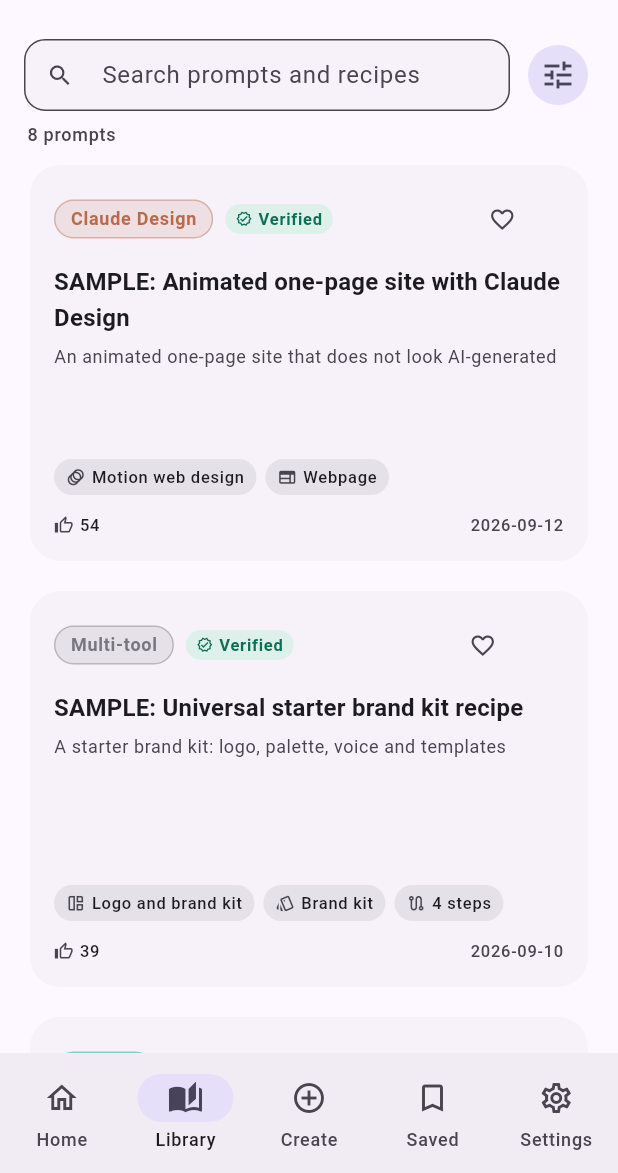
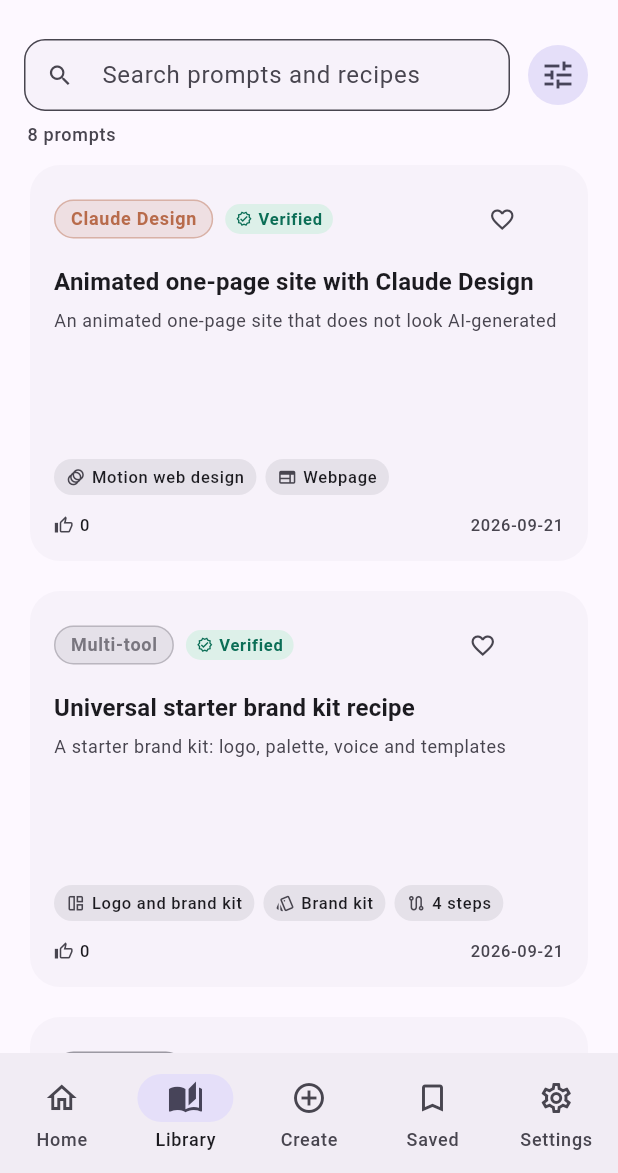
Before and after one commit to syedhusain-max/cantrip, a Flutter app: the LibraryScreen screen opened by its route, on a phone screen of 412 x 824 dp, the part 63-1236 px from its top. Run offline on Flutter 3.47's test engine with Material 3 defaults, Android fonts, the phone set to English and light mode, and no system bars; our stand-ins replace go_router, shared_preferences, supabase_flutter; accounts and stored records are empty.

Commit message:
Record the first three author-verified prompts
The real estate brand kit, the Claude Design motion page, and the
universal brand kit recipe were all run by the author on 2026-09-21 and
produced accurate results. They lose the SAMPLE prefix, because they are
no longer samples.

The real estate kit is recorded as verified against v7, not v6.1. Its
prompt carries --v 7, which overrides whatever the account default is, so
v7 is what actually ran. v6.1 stays untested rather than assumed — the
whole point of the record is that it says what happened.

Every fabricated signal count and stat on these three is cleared. The
8-works/5-broken on the real estate kit was demo data showing the broken
state, and it worked far too well: it read as a genuine report, right up
until the author who wrote the prompt asked why users were reporting his
own working prompt as broken. Seeded social proof is indistinguishable
from real social proof, which is the argument against having any.

Two tests were using that demo data as their fixture and died when it
became honest. Both now build their own state — one drives a broken ratio
through the real signal path, the other asserts stale content sorts below
fresh by position rather than by naming its neighbour. Tests coupled to
seeded content fail the moment the content gets truthful, which is a bad
trade.

```diff
--- a/lib/data/sample_library.dart
+++ b/lib/data/sample_library.dart
@@ -498,7 +498,7 @@
     toolId: 'claude_design',
     modelLabel: 'Claude Opus 5 (Design)',
     inputMethodId: 'from_scratch',
-    title: 'SAMPLE: Animated one-page site with Claude Design',
+    title: 'Animated one-page site with Claude Design',
     summary:
         'A structured brief that produces a self-contained responsive page '
         'with motion that serves the content.',
@@ -591,12 +591,15 @@
       GalleryAsset(label: 'Rendered page, set A', variableSet: 'set_a'),
       GalleryAsset(label: 'Rendered page, set B', variableSet: 'set_b'),
     ],
+    // Verified by the author on 2026-09-21.
     freshness: Freshness(
-      verifiedOn: DateTime(2026, 9, 12),
+      verifiedOn: DateTime(2026, 9, 21),
+      verifiedBy: 'author',
       verifiedAgainstModelLabel: 'Claude Opus 5 (Design)',
-      signals: FreshnessSignals(works: 54, broken: 1),
+      // Cleared: the counts here were seeded demo data, not reports.
+      signals: FreshnessSignals(),
     ),
-    stats: const VariantStats(copies: 143, forks: 21),
+    stats: const VariantStats(),
   ),
 
   // ---------------------------------------------------------------------
@@ -919,7 +922,7 @@
     toolId: null,
     modelLabel: '',
     inputMethodId: 'from_template',
-    title: 'SAMPLE: Universal starter brand kit recipe',
+    title: 'Universal starter brand kit recipe',
     summary:
         'Four steps from a name to a usable kit. No tool preselected — each '
         'step suggests options so it works with whatever you have access to.',
@@ -1051,11 +1054,16 @@
       GalleryAsset(label: 'Assembled kit, set A', variableSet: 'set_a'),
       GalleryAsset(label: 'Coffee brand, set B', variableSet: 'set_b'),
     ],
+    // Verified by the author on 2026-09-21, run end to end in Claude.
+    // The recipe deliberately preselects no tool, so the model label
+    // records what was actually used rather than implying the only option.
     freshness: Freshness(
-      verifiedOn: DateTime(2026, 9, 10),
-      signals: FreshnessSignals(works: 39, broken: 1),
+      verifiedOn: DateTime(2026, 9, 21),
+      verifiedBy: 'author',
+      verifiedAgainstModelLabel: 'Claude',
+      signals: FreshnessSignals(),
     ),
-    stats: const VariantStats(copies: 61, forks: 19),
+    stats: const VariantStats(),
   ),
 
   // ---------------------------------------------------------------------
@@ -1067,7 +1075,7 @@
     toolId: 'midjourney',
     modelLabel: 'v7',
     inputMethodId: 'from_scratch',
-    title: 'SAMPLE: Real estate brand kit with Midjourney and Claude',
+    title: 'Real estate brand kit with Midjourney and Claude',
     summary: 'A logo mark, then a written guideline tying the kit together.',
     variables: const [
       PromptVariable(
@@ -1153,10 +1161,17 @@
       GalleryAsset(label: 'Mark and guideline, set A', variableSet: 'set_a'),
       GalleryAsset(label: 'Urban agency, set B', variableSet: 'set_b'),
     ],
+    // Verified by the author on 2026-09-21, run as written. The prompt
+    // carries --v 7, which overrides the account default, so v7 is what
+    // actually ran — v6.1 remains untested rather than assumed.
     freshness: Freshness(
-      verifiedOn: DateTime(2026, 8, 15),
-      verifiedAgainstModelLabel: 'v6.1',
-      signals: FreshnessSignals(works: 8, broken: 5),
+      verifiedOn: DateTime(2026, 9, 21),
+      verifiedBy: 'author',
+      verifiedAgainstModelLabel: 'v7',
+      // Zero, because nobody has reported on it yet. The 8/5 that used to
+      // sit here was demo data to show the broken state, and it read as a
+      // real report — which is exactly how a library starts lying.
+      signals: FreshnessSignals(),
       history: [
         FreshnessRevision(
           version: 2,
@@ -1166,6 +1181,6 @@
         ),
       ],
     ),
-    stats: const VariantStats(copies: 34, forks: 3),
+    stats: const VariantStats(),
   ),
 ];
```
Also changed, not shown: 1 other file.
